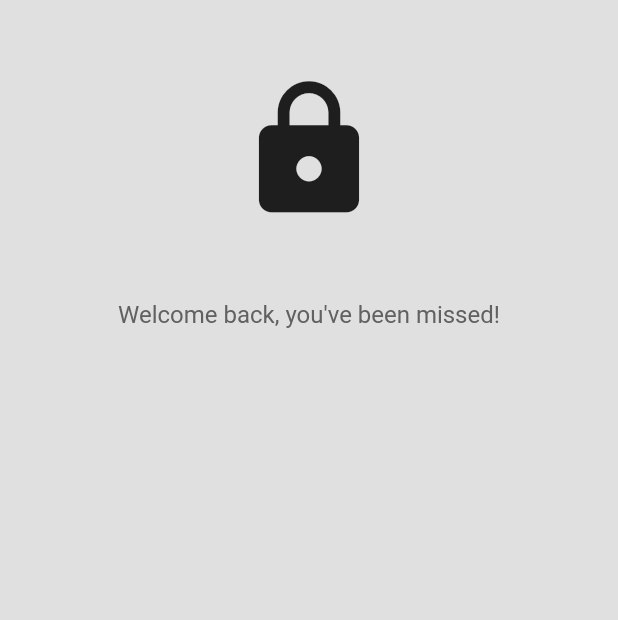
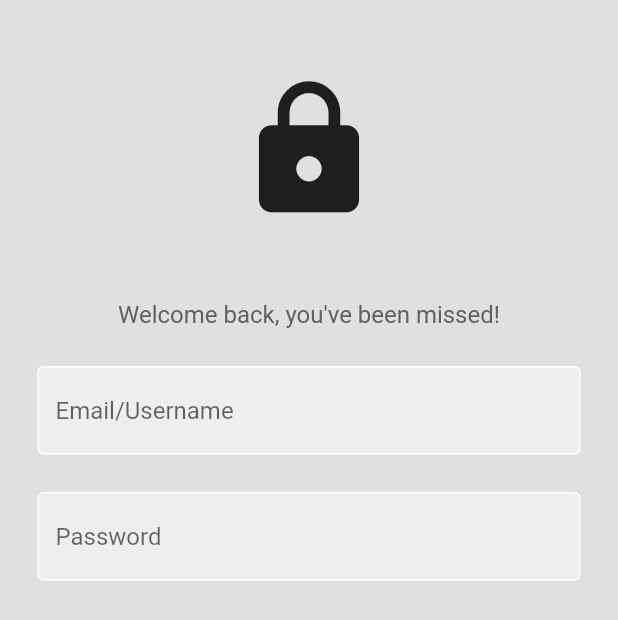
Before and after one commit to rookiexyz/iFreelance, a Flutter app: the screen it shows after launch, on a phone screen of 412 x 824 dp. Shown: the top 620 px of the screen. Run offline on Flutter 3.47's test engine with Material 2 defaults, Android fonts, the phone set to English and light mode, and no system bars; our stand-ins replace firebase_core; accounts and stored records are empty.

Commit message:
setup the flutter app

```diff
--- /dev/null
+++ b/lib/Components/text_field.dart
@@ -0,0 +1,38 @@
+
+import 'package:flutter/material.dart';
+
+class MyTextField extends StatelessWidget {
+  final controller;
+  final String hintText;
+  final bool obscureText;
+
+  const MyTextField({
+    super.key,
+    required this.controller,
+    required this.hintText,
+    required this.obscureText,
+  });
+
+  @override
+  Widget build(BuildContext context) {
+    return Padding(
+      padding: const EdgeInsets.symmetric(horizontal: 25.0),
+      child: TextField(
+        controller: controller,
+        obscureText: obscureText,
+        decoration: InputDecoration(
+          enabledBorder: const OutlineInputBorder(
+            borderSide: BorderSide(color: Colors.white,),
+          ),
+          focusedBorder: OutlineInputBorder(
+            borderSide: BorderSide(color: Colors.grey.shade400,),
+          ),
+          fillColor: Colors.grey.shade200,
+          filled: true,
+          hintText: hintText,
+          border: const OutlineInputBorder(),
+        ),
+      ),
+    );
+  }
+}
--- a/lib/LoginPage/login_screen.dart
+++ b/lib/LoginPage/login_screen.dart
@@ -1,6 +1,8 @@
 // ignore_for_file: use_key_in_widget_constructors
 
 import 'package:flutter/material.dart';
+
+import '../Components/text_field.dart';
 
 class Login extends StatefulWidget {
 
@@ -9,6 +11,11 @@
 }
 
 class _LoginState extends State<Login> {
+
+  // text editing controllers
+  final usernameController = TextEditingController();
+  final passwordController = TextEditingController();
+
   @override
   Widget build(BuildContext context) {
     return Scaffold(
@@ -35,12 +42,23 @@
                     fontSize: 16,
                   ),
                 ),
-
                 const SizedBox(height: 25,),
 
                 //  Email/username Text Field
+                MyTextField(
+                  controller: usernameController,
+                  hintText: 'Email/Username',
+                  obscureText: false,
+                ),
+                const SizedBox(height: 25,),
 
                 //  Password Text Field
+                MyTextField(
+                  controller: passwordController,
+                  hintText: 'Password',
+                  obscureText: true,
+                ),
+                const SizedBox(height: 25,),
 
                 //  signin text button
 
```
